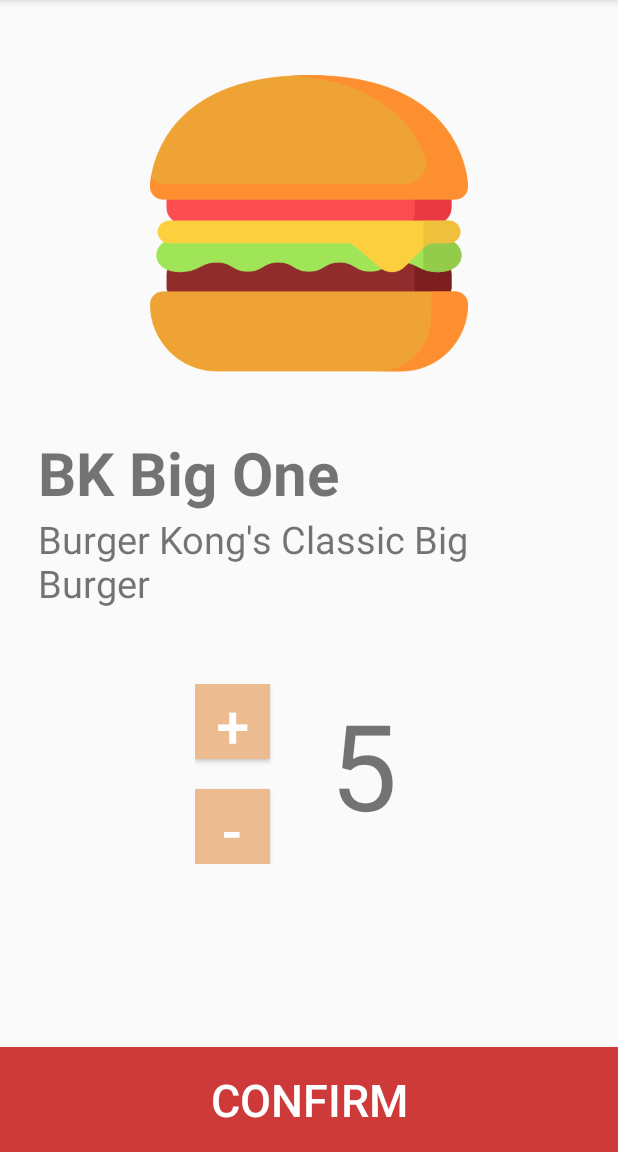
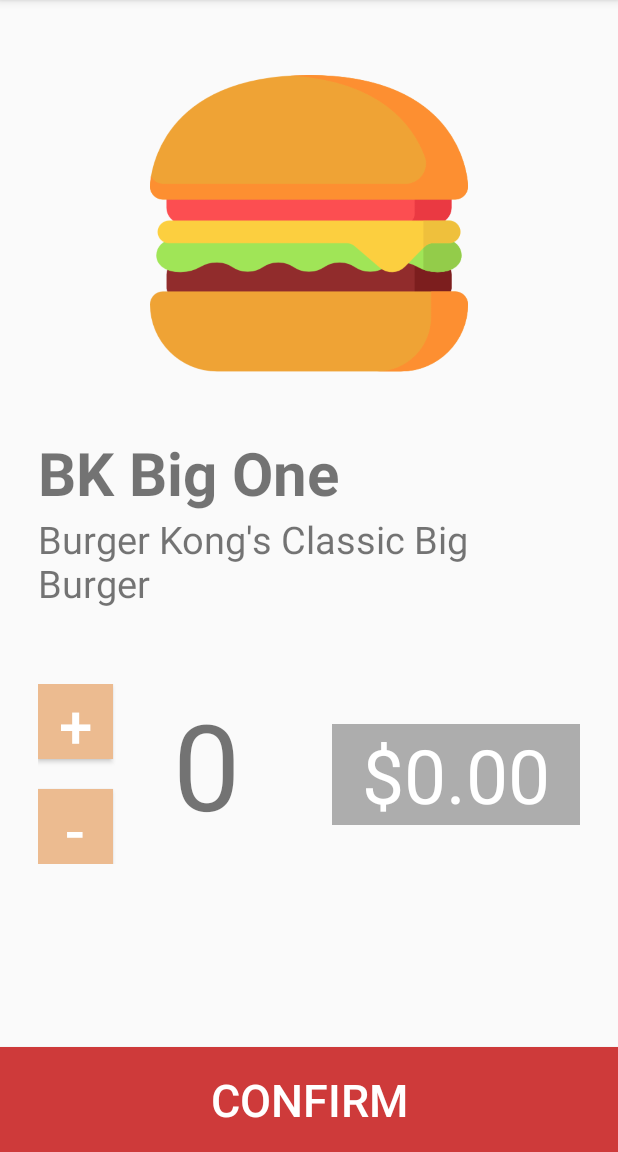
Before and after one commit to nicky951/AssignmentTwo, an Android app: the screen it shows after launch (ItemDetail), after a tap on "BK Big One", on a phone screen of 412 x 824 dp, the part 84-1236 px from its top. Run offline under Robolectric (Android 15) with nearby library versions, the light colour scheme and no system bars.

Commit message:
Quantity and Price on Item page working and displaying

```diff
--- a/app/src/main/java/com/example/assignmenttwo/ItemDetail.java
+++ b/app/src/main/java/com/example/assignmenttwo/ItemDetail.java
@@ -2,6 +2,7 @@ package com.example.assignmenttwo;
 
 import android.content.Intent;
 import android.os.Bundle;
+import android.view.View;
 import android.widget.Button;
 import android.widget.ImageView;
 import android.widget.TextView;
@@ -13,9 +14,12 @@ public class ItemDetail extends AppCompatActivity {
     private ImageView detailImage;
     private TextView detailName;
     private TextView detailDescription;
+    private TextView price;
+    private TextView quantity;
     private Button increment;
     private Button decrement;
     private Button confirm;
+
 
     @Override
     protected void onCreate(Bundle savedInstanceState) {
@@ -26,24 +30,47 @@ public class ItemDetail extends AppCompatActivity {
 
         int itemNum = intent.getIntExtra("itemNum", 0);
 
-        Item item = ItemDatabase.getItemById(itemNum);
+        final Item item = ItemDatabase.getItemById(itemNum);
 
         detailImage = findViewById(R.id.detailedimage);
         detailName = findViewById(R.id.detailedname);
         detailDescription = findViewById(R.id.detaileddescription);
         increment = findViewById(R.id.increment);
         decrement = findViewById(R.id.decrement);
+        quantity = findViewById(R.id.itemquantity);
+        price = findViewById(R.id.total);
         confirm = findViewById(R.id.confirm);
 
         detailImage.setImageResource(item.getIntDrawableID());
         detailName.setText(item.getName());
         detailDescription.setText(item.getDescription());
 
-        detailName = findViewById(R.id.detailedname);
-        detailDescription = findViewById(R.id.detaileddescription);
-        increment = findViewById(R.id.increment);
-        decrement = findViewById(R.id.decrement);
-        confirm = findViewById(R.id.confirm);
+        increment.setOnClickListener(new View.OnClickListener() {
+
+            @Override
+            public void onClick(View v) {
+                int currentQuantity = Integer.parseInt((String)quantity.getText());
+                currentQuantity += 1;
+
+                price.setText("$"+ String.format("%.2f",(double)(item.getPrice() * currentQuantity)));
+                quantity.setText(String.valueOf(currentQuantity));
+            }
+        });
+
+        decrement.setOnClickListener(new View.OnClickListener() {
+            @Override
+            public void onClick(View v) {
+
+                int currentQuantity = Integer.parseInt((String)quantity.getText());
+
+                if(currentQuantity > 0) {
+                    currentQuantity -= 1;
+
+                    price.setText("$"+ String.format("%.2f",(double)(item.getPrice() * currentQuantity)));
+                    quantity.setText(String.valueOf(currentQuantity));
+                }
+            }
+        });
 
     }
 }
--- a/app/src/main/res/layout/item_detailed.xml
+++ b/app/src/main/res/layout/item_detailed.xml
@@ -18,6 +18,15 @@
         app:layout_constraintTop_toTopOf="parent">
     </ImageView>
 
+    <androidx.constraintlayout.widget.ConstraintLayout
+        android:id="@+id/text"
+        android:layout_width="match_parent"
+        android:layout_height="wrap_content"
+        android:paddingStart="25dp"
+        android:paddingEnd="25dp"
+        android:paddingTop="20dp"
+        app:layout_constraintTop_toBottomOf="@id/detailedimage">
+
         <TextView
             android:id="@+id/detailedname"
             android:layout_width="wrap_content"
@@ -25,10 +34,8 @@
             android:textStyle="bold"
             android:textSize="40sp"
             android:text="Item Name"
-        android:paddingStart="25dp"
-        android:paddingTop="20dp"
-        app:layout_constraintTop_toBottomOf="@id/detailedimage"
-        app:layout_constraintStart_toStartOf="parent">
+            app:layout_constraintStart_toStartOf="parent"
+            app:layout_constraintTop_toTopOf="parent">
         </TextView>
 
         <TextView
@@ -38,20 +45,18 @@
             android:textSize="25sp"
             android:text="Here goes some example text. Enter the desciption of the item here."
             android:textAlignment="textStart"
-        android:paddingStart="25dp"
-        android:paddingEnd="25dp"
             app:layout_constraintTop_toBottomOf="@id/detailedname"
-        app:layout_constraintStart_toStartOf="parent"
-        app:layout_constraintEnd_toEndOf="parent">
+            app:layout_constraintStart_toStartOf="parent">
         </TextView>
+    </androidx.constraintlayout.widget.ConstraintLayout>
 
     <androidx.constraintlayout.widget.ConstraintLayout
         android:id="@+id/widget"
         android:layout_width="match_parent"
         android:layout_height="wrap_content"
         android:layout_marginTop="50dp"
-        android:layout_marginStart="130dp"
-        app:layout_constraintTop_toBottomOf="@id/detaileddescription">
+        android:paddingStart="25dp"
+        app:layout_constraintTop_toBottomOf="@id/text">
 
         <Button
             android:id="@+id/increment"
@@ -84,12 +89,29 @@
             android:id="@+id/itemquantity"
             android:layout_width="wrap_content"
             android:layout_height="wrap_content"
-            android:text="5"
+            android:text="0"
             android:textSize="80sp"
             android:layout_marginStart="40dp"
             app:layout_constraintStart_toEndOf="@id/increment"
             app:layout_constraintTop_toTopOf="parent">
         </TextView>
+
+        <TextView
+            android:id="@+id/total"
+            android:layout_width="wrap_content"
+            android:layout_height="wrap_content"
+            android:textSize="50sp"
+            android:text="$0.00"
+            android:textColor="#FFFFFF"
+            android:background="#ADADAD"
+            android:layout_marginEnd="25dp"
+            android:paddingStart="20sp"
+            android:paddingEnd="20sp"
+            app:layout_constraintEnd_toEndOf="parent"
+            app:layout_constraintTop_toTopOf="parent"
+            app:layout_constraintBottom_toBottomOf="parent">
+        </TextView>
+
 
     </androidx.constraintlayout.widget.ConstraintLayout>
 
```
Also changed, not shown: 46 other files. Lines whose indentation alone changed are shown as unchanged.
